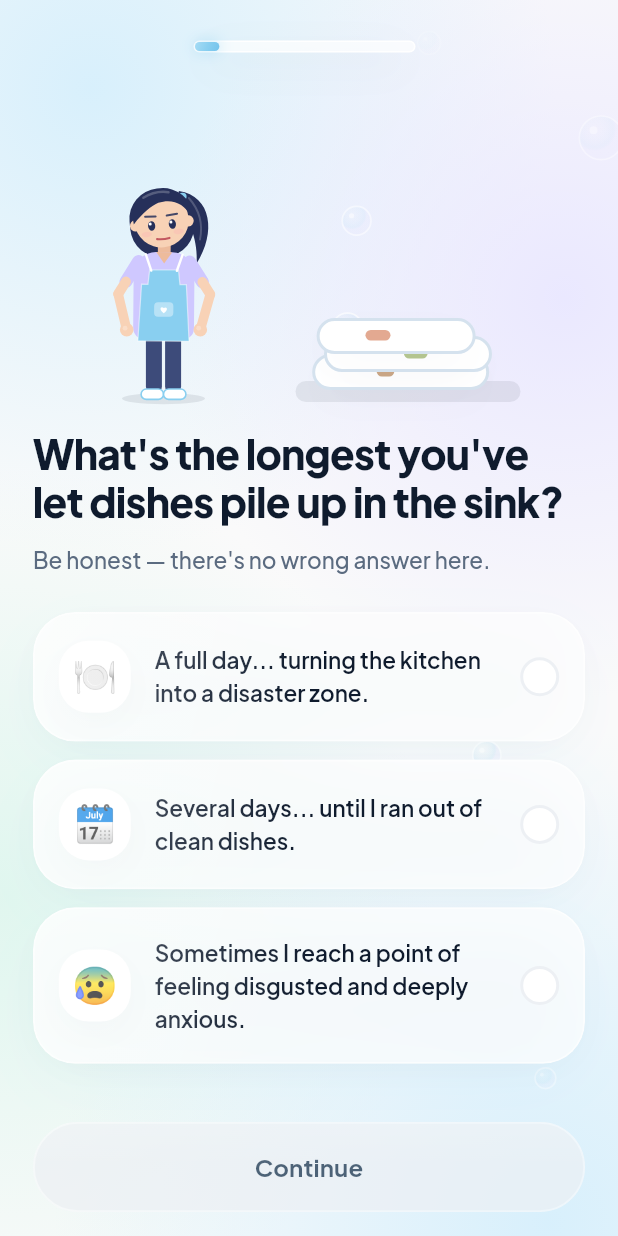
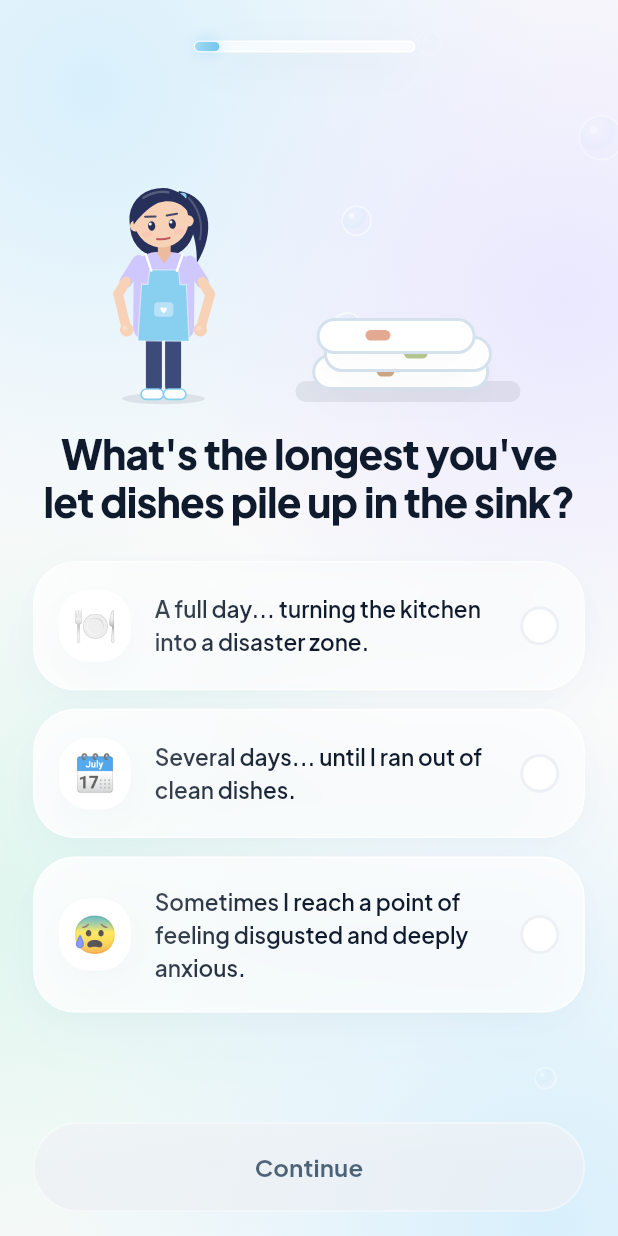
Before and after one commit to OSAMAFAHD-AFK/Sinkly, a Flutter app: the screen it shows after launch, swiped to page 5, on a phone screen of 412 x 824 dp. Run offline on Flutter 3.47's test engine with Material 3 defaults, Android fonts, the phone set to English and light mode, and no system bars; drawn by our look-alikes of flutter_animate; our stand-ins replace dartz, dio, equatable, flutter_bloc, font_awesome_flutter, get_it and 4 more.

Commit message:
Update project features

```diff
--- a/assets/translations/ar.json
+++ b/assets/translations/ar.json
@@ -73,13 +73,11 @@
   "reality_chip_clear_mind": "🧠 عقل صافٍ",
   "reality_chip_no_guilt": "💛 بلا ذنب",
   "reality_chip_fresh_start": "🌿 بداية جديدة",
-  "quiz_single_choice_hint": "كن صريحًا — لا توجد إجابة خاطئة هنا.",
   "quiz_pileup_title": "ما أطول مدة تركت فيها الصحون تتكدس في الحوض؟",
   "quiz_pileup_full_day": "يومًا كاملًا... حتى تحوّل المطبخ إلى منطقة كارثة.",
   "quiz_pileup_several_days": "عدة أيام... حتى نفدت الأطباق النظيفة.",
   "quiz_pileup_disgust_anxiety": "أحيانًا أصل إلى حد الاشمئزاز والقلق الشديد.",
   "quiz_struggle_title": "ما أصعب شيء في غسل الصحون بالنسبة لك؟",
-  "quiz_struggle_description": "معرفة عائقك الحقيقي تساعد سنكلي على تصميم الدفعة المناسبة لك.",
   "quiz_struggle_boredom": "ملل شديد ومقاومة ذهنية.",
   "quiz_struggle_adhd_paralysis": "الشعور بالضياع والتشتت عند البدء (شلل فرط الحركة وتشتت الانتباه).",
   "quiz_struggle_social_media": "أفضّل تصفّح وسائل التواصل بدلًا من تنظيف المطبخ.",
@@ -92,8 +90,7 @@
   "time_loss_avoiding_value": "1.5 ساعة",
   "time_loss_per_week": "تضيع كل أسبوع",
   "time_loss_per_year": "تضيع كل سنة",
-  "schedule_title": "أي الأيام تتحول فيها الصحون إلى كابوس بالنسبة لك يا {name}؟",
-  "schedule_description": "لنصمّم جدول حظر يناسب أسبوعك تمامًا.",
+  "schedule_title": "حدد الأيام التي تشعر فيها بضغط المطبخ",
   "schedule_section_days": "أيام الكارثة",
   "schedule_section_meals": "الوجبات في المنزل",
   "schedule_section_times": "أوقات القفل",
--- a/assets/translations/en.json
+++ b/assets/translations/en.json
@@ -73,13 +73,11 @@
   "reality_chip_clear_mind": "🧠 Clear mind",
   "reality_chip_no_guilt": "💛 No guilt",
   "reality_chip_fresh_start": "🌿 Fresh start",
-  "quiz_single_choice_hint": "Be honest — there's no wrong answer here.",
   "quiz_pileup_title": "What's the longest you've let dishes pile up in the sink?",
   "quiz_pileup_full_day": "A full day... turning the kitchen into a disaster zone.",
   "quiz_pileup_several_days": "Several days... until I ran out of clean dishes.",
   "quiz_pileup_disgust_anxiety": "Sometimes I reach a point of feeling disgusted and deeply anxious.",
   "quiz_struggle_title": "What do you find hardest about washing dishes?",
-  "quiz_struggle_description": "Knowing your real barrier lets Sinkly design the right push for you.",
   "quiz_struggle_boredom": "Intense boredom and mental resistance.",
   "quiz_struggle_adhd_paralysis": "Feeling lost or scattered when starting (ADHD paralysis).",
   "quiz_struggle_social_media": "Preferring to scroll through social media instead of cleaning the kitchen.",
@@ -92,8 +90,7 @@
   "time_loss_avoiding_value": "1.5 h",
   "time_loss_per_week": "lost every week",
   "time_loss_per_year": "lost every year",
-  "schedule_title": "Which days turn dishwashing into a nightmare for you, {name}?",
-  "schedule_description": "Let's design a blocking schedule that perfectly fits your week.",
+  "schedule_title": "Choose the days when the kitchen feels overwhelming",
   "schedule_section_days": "Disaster days",
   "schedule_section_meals": "Meals at home",
   "schedule_section_times": "Lock times",
--- a/lib/Features/Feature_02_Onboarding/presentation/views/widgets/dish_pileup_diagnosis_quiz_step_widget.dart
+++ b/lib/Features/Feature_02_Onboarding/presentation/views/widgets/dish_pileup_diagnosis_quiz_step_widget.dart
@@ -32,7 +32,6 @@ class DishPileupDiagnosisQuizStepWidget extends StatelessWidget {
         child: DishOverwhelmReactionSceneWidget(level: _levelFor(selectedId)),
       ),
       title: context.tr('quiz_pileup_title'),
-      description: context.tr('quiz_single_choice_hint'),
       ctaLabel: context.tr('continue'),
       onCtaPressed: selectedId == null ? null : cubit.nextStep,
       body: Column(
--- a/lib/Features/Feature_02_Onboarding/presentation/views/widgets/dishwashing_struggle_empathy_step_widget.dart
+++ b/lib/Features/Feature_02_Onboarding/presentation/views/widgets/dishwashing_struggle_empathy_step_widget.dart
@@ -22,7 +22,6 @@ class DishwashingStruggleEmpathyStepWidget extends StatelessWidget {
     return OnboardingStepScaffoldWidget(
       illustration: StruggleReactionSceneWidget(selectedId: selectedId),
       title: context.tr('quiz_struggle_title'),
-      description: context.tr('quiz_struggle_description'),
       ctaLabel: context.tr('quiz_struggle_cta'),
       ctaIcon: Icons.auto_awesome_rounded,
       onCtaPressed: selectedId == null ? null : cubit.nextStep,
--- a/lib/Features/Feature_02_Onboarding/presentation/views/widgets/language_selection_step_widget.dart
+++ b/lib/Features/Feature_02_Onboarding/presentation/views/widgets/language_selection_step_widget.dart
@@ -27,7 +27,7 @@ class LanguageSelectionStepWidget extends StatelessWidget {
         padding: const EdgeInsets.only(bottom: AppSpacing.sm),
         child: LanguageOrbitGlobeWidget(selectedCode: selectedCode),
       ),
-      headerAlign: TextAlign.center, // the only step with a centered header
+      headerAlign: TextAlign.center,
       title: context.tr('choose_language_title'),
       description: context.tr('choose_language_subtitle'),
       ctaLabel: context.tr('continue'),
--- a/lib/Features/Feature_02_Onboarding/presentation/views/widgets/meal_schedule_setup_step_widget.dart
+++ b/lib/Features/Feature_02_Onboarding/presentation/views/widgets/meal_schedule_setup_step_widget.dart
@@ -15,7 +15,6 @@ class MealScheduleSetupStepWidget extends StatelessWidget {
   @override
   Widget build(BuildContext context) {
     final cubit = context.read<OnboardingCubit>();
-    final name = context.select((OnboardingCubit c) => c.state.preferences.trimmedName);
     final schedule = context.select((OnboardingCubit c) => c.state.preferences.schedule);
 
     return OnboardingStepScaffoldWidget(
@@ -23,9 +22,7 @@ class MealScheduleSetupStepWidget extends StatelessWidget {
         padding: EdgeInsets.only(bottom: AppSpacing.xs),
         child: AnimatedClockWidget(size: 76, secondsPerTurn: 6, showLockBadge: true),
       ),
-      title: context.tr('schedule_title', {'name': name}),
-      highlight: name,
-      description: context.tr('schedule_description'),
+      title: context.tr('schedule_title'),
       ctaLabel: context.tr('schedule_save_cta'),
       onCtaPressed: schedule.hasActiveDays ? cubit.nextStep : null,
       body: ScheduleMealPickerMatrixWidget(
--- a/lib/Features/Feature_02_Onboarding/presentation/views/widgets/onboarding_step_header_widget.dart
+++ b/lib/Features/Feature_02_Onboarding/presentation/views/widgets/onboarding_step_header_widget.dart
@@ -3,8 +3,7 @@ import 'package:flutter/material.dart';
 import '../../../../../core/utils/style.dart';
 
 /// Headline + supporting copy for each onboarding step.
-/// Aligned to the reading start by default (left in English, right in
-/// Arabic); only the language screen passes [TextAlign.center].
+/// Titles and subtitles are centered across the whole onboarding funnel.
 /// If [highlight] (usually the user's name) appears in the title it is
 /// painted in brand sky blue to make the message feel personal.
 class OnboardingStepHeaderWidget extends StatelessWidget {
@@ -13,7 +12,7 @@ class OnboardingStepHeaderWidget extends StatelessWidget {
     required this.title,
     this.description,
     this.highlight,
-    this.textAlign = TextAlign.start,
+    this.textAlign = TextAlign.center,
   });
 
   final String title;
--- a/lib/Features/Feature_02_Onboarding/presentation/views/widgets/onboarding_step_scaffold_widget.dart
+++ b/lib/Features/Feature_02_Onboarding/presentation/views/widgets/onboarding_step_scaffold_widget.dart
@@ -24,7 +24,7 @@ class OnboardingStepScaffoldWidget extends StatelessWidget {
     this.showCtaShimmer = false,
     this.ctaIcon,
     this.secondaryAction,
-    this.headerAlign = TextAlign.start,
+    this.headerAlign = TextAlign.center,
     this.customCta,
   });
 
```
